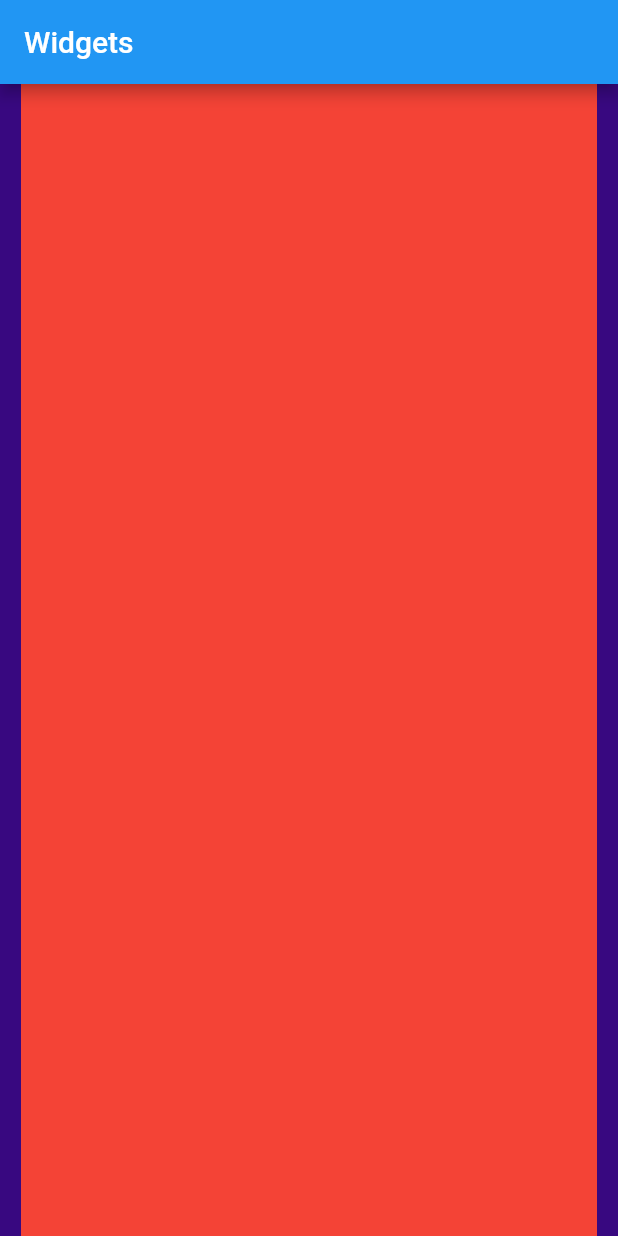
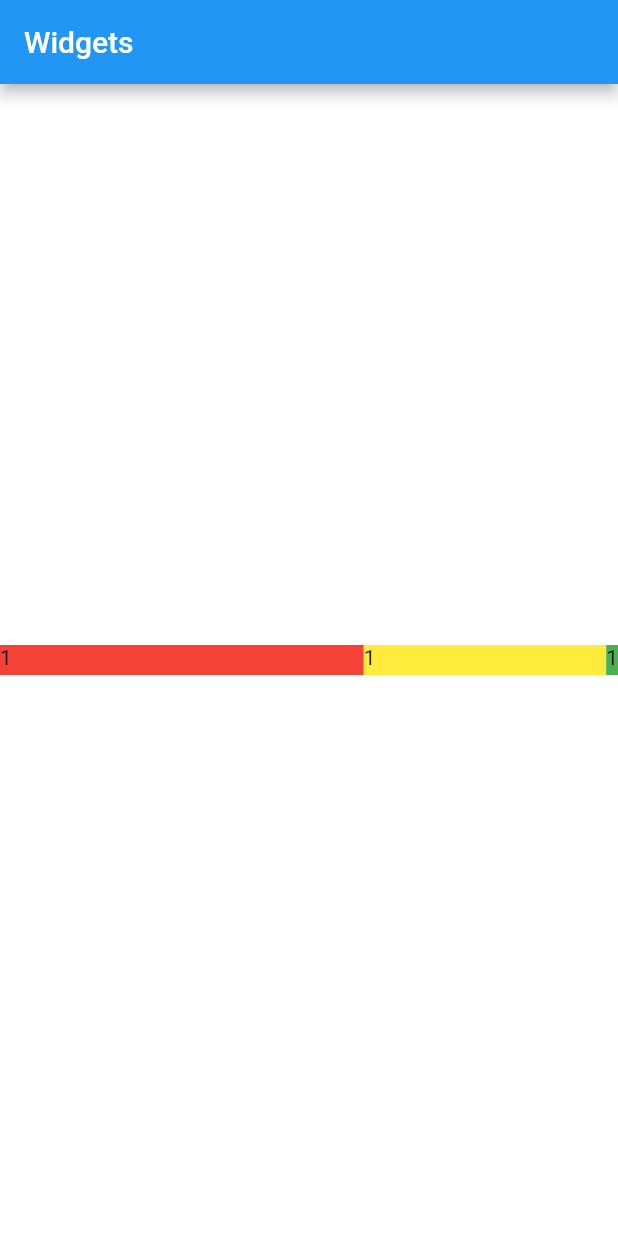
Before and after one commit to yordanos-fikadu/learn_flutter, a Flutter app: the screen it shows after launch, on a phone screen of 412 x 824 dp. Run offline on Flutter 3.47's test engine with Material 2 defaults, Android fonts, the phone set to English and light mode, and no system bars; missing offline and left inert: dart:html.

Commit message:
expand widget

```diff
--- a/lib/layout_widget.dart
+++ b/lib/layout_widget.dart
@@ -16,9 +16,9 @@ class _LayoutWidgetState extends State<LayoutWidget> {
       appBar: AppBar(
         title: Text('Widgets'),
       ),
-      backgroundColor: Color.fromARGB(255, 56, 8, 128),
+      backgroundColor: Colors.white,
       body: Center(
-        child: _buildAspectRatio(),
+        child: _buildExpand(),
       ),
     );
   }
@@ -31,14 +31,70 @@ class _LayoutWidgetState extends State<LayoutWidget> {
   }
 
   Widget _buildAspectRatio() {
-    return Align(
+    return Container(
+      color: Colors.blue,
+      alignment: Alignment.center,
+      width: 100,
+      height: 100,
       child: AspectRatio(
-        aspectRatio: 0.5,
+        aspectRatio: 16 / 9,
         child: Container(
-          height: 100,
-          color: Colors.red,
+          color: Colors.green,
         ),
       ),
     );
   }
+
+  Widget _buildBaseLine() {
+    return Container(
+      height: 100,
+      width: 100,
+      color: Colors.red,
+      child: Baseline(
+          baseline: 90,
+          baselineType: TextBaseline.alphabetic,
+          child: Text('Baseline')),
+    );
+  }
+
+  Widget _buildConstraibedBox() {
+    return Center(
+      child: ConstrainedBox(
+        constraints: BoxConstraints(maxWidth: 80),
+        child: Column(children: [
+          Text('Constrained Box'),
+          OutlinedButton(onPressed: () => null, child: Text('Button'))
+        ]),
+      ),
+    );
+  }
+
+  Widget _buildExpand() {
+    return Row(
+      mainAxisAlignment: MainAxisAlignment.spaceBetween,
+      children: [
+        Expanded(
+          flex: 3,
+          child: Container(
+            color: Colors.red,
+            height: 20,
+            child: Text('1'),
+          ),
+        ),
+        Expanded(
+          flex: 2,
+          child: Container(
+            color: Colors.yellow,
+            height: 20,
+            child: Text('1'),
+          ),
+        ),
+        Container(
+          color: Colors.green,
+          height: 20,
+          child: Text('1'),
+        )
+      ],
+    );
+  }
 }
```
